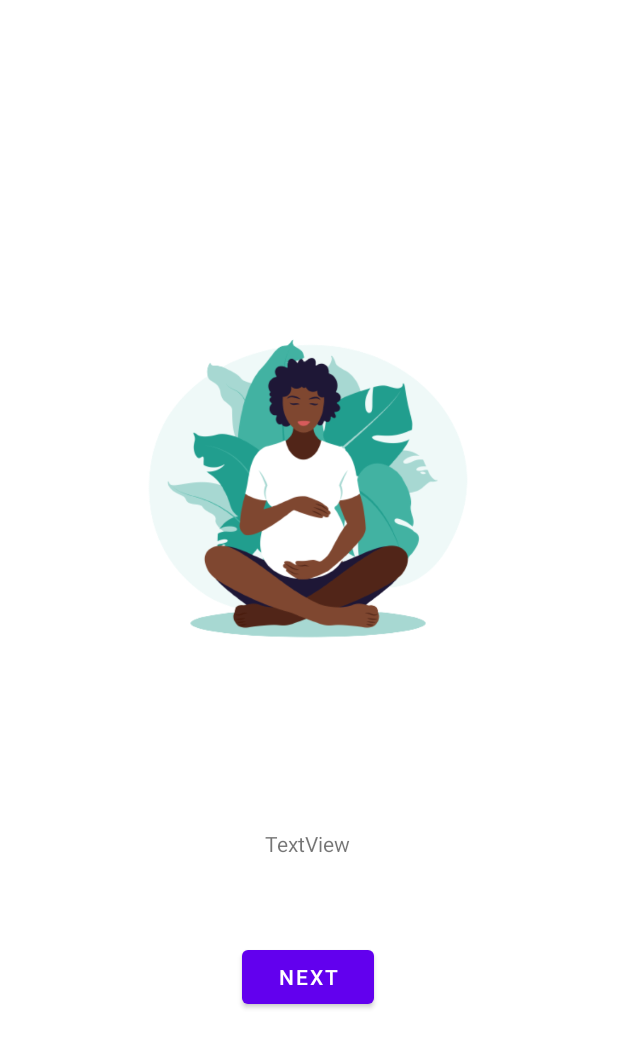
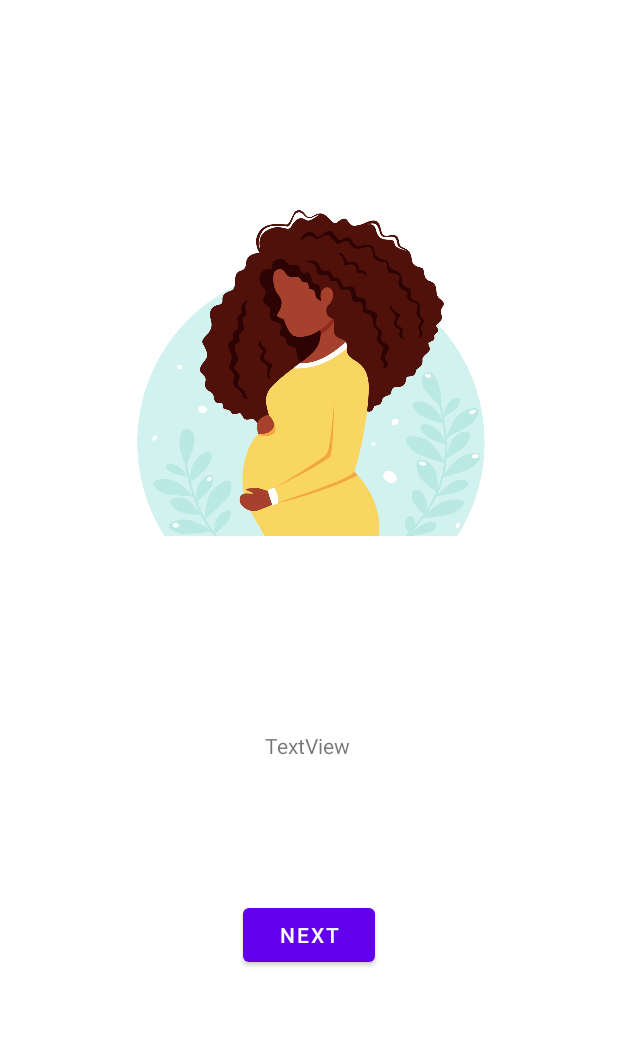
Before and after one commit to keyarafleece/PregnancyApp, an Android app: the screen it shows after launch (MainActivity), after a tap on "NEXT", on a phone screen of 412 x 824 dp. Shown: the top 1048 px of the screen. Run offline under Robolectric (Android 15) with nearby library versions, the phone set to English and light mode, and no system bars.

Commit message:
Added nav graph, created Kotlin files for each XML file, added logic for all onboarding screen buttons to connect, removed main activity from navigation and changed to container for navigation, created WelcomeFragment.kt to be the opening fragment.

```diff
--- a/app/src/main/java/com/example/pregnancy_app/MainActivity.kt
+++ b/app/src/main/java/com/example/pregnancy_app/MainActivity.kt
@@ -1,30 +1,11 @@
 package com.example.pregnancy_app
 
+import android.os.Bundle
 import androidx.appcompat.app.AppCompatActivity
-import android.os.Bundle
-import android.view.View
-import android.widget.Button
-import android.widget.Toast
 
 class MainActivity : AppCompatActivity() {
     override fun onCreate(savedInstanceState: Bundle?) {
         super.onCreate(savedInstanceState)
-
-        // Hide title bar
-        getSupportActionBar()?.hide()
-
         setContentView(R.layout.activity_main)
-        // Hide the status bar.
-        window.decorView.systemUiVisibility = View.SYSTEM_UI_FLAG_FULLSCREEN
-        // Remember that you should never show the action bar if the
-        // status bar is hidden, so hide that too if necessary.
-        actionBar?.hide()
-        // get reference to button
-        val btn_click_me = findViewById(R.id.button_activity_main) as Button
-        // set on-click listener
-        btn_click_me.setOnClickListener {
-            // code to perform when the user clicks on the button
-            Toast.makeText(this@MainActivity, "You clicked me.", Toast.LENGTH_SHORT).show()
-        }
     }
-    }
+}
--- /dev/null
+++ b/app/src/main/java/com/example/pregnancy_app/OnboardingOne.kt
@@ -0,0 +1,41 @@
+package com.example.pregnancy_app
+
+import android.os.Bundle
+import android.view.LayoutInflater
+import android.view.View
+import android.view.ViewGroup
+import android.widget.Button
+import androidx.fragment.app.Fragment
+import androidx.navigation.findNavController
+import androidx.navigation.fragment.findNavController
+
+class OnboardingOne: Fragment() {
+
+    override fun onCreateView(
+        inflater: LayoutInflater, container: ViewGroup?,
+        savedInstanceState: Bundle?
+    ): View? {
+        // Inflate the layout for this fragment
+        return inflater.inflate(R.layout.onboarding1_layout_resource_file, container, false)
+    }
+
+
+    override fun onViewCreated(view: View, savedInstanceState: Bundle?) {
+        super.onCreate(savedInstanceState)
+
+        view.findViewById<Button>(R.id.button_onboarding1).setOnClickListener { view ->
+            view.findNavController().navigate(R.id.action_onboardingOne_to_onboardingTwo)
+/*
+    override fun onViewCreated(view: View, savedInstanceState: Bundle?) {
+        super.onViewCreated(view, savedInstanceState)
+
+        view.findViewById<Button>(R.id.button_activity_main).setOnClickListener {
+            val profileToMainFeed =
+                ProfileFragmentDirections.actionProfileFragmentToMainFeedFragment()
+            findNavController().navigate(profileToMainFeed)
+        }
+
+ */
+        }
+    }
+}
--- /dev/null
+++ b/app/src/main/java/com/example/pregnancy_app/WelcomeFragment.kt
@@ -0,0 +1,44 @@
+package com.example.pregnancy_app
+
+import android.os.Bundle
+import androidx.fragment.app.Fragment
+import android.view.LayoutInflater
+import android.view.View
+import android.view.ViewGroup
+import android.widget.Button
+import androidx.navigation.findNavController
+
+
+
+
+class WelcomeFragment : Fragment() {
+
+
+    /* override fun onCreate(savedInstanceState: Bundle?) {
+        super.onCreate(savedInstanceState)
+        arguments?.let {
+
+        }
+    }
+
+     */
+
+    override fun onCreateView(
+        inflater: LayoutInflater, container: ViewGroup?,
+        savedInstanceState: Bundle?
+    ): View? {
+        // Inflate the layout for this fragment
+        return inflater.inflate(R.layout.fragment_welcome, container, false)
+    }
+
+    override fun onViewCreated(view: View, savedInstanceState: Bundle?) {
+        super.onCreate(savedInstanceState)
+
+        view.findViewById<Button>(R.id.button_activity_main).setOnClickListener { view ->
+            view.findNavController().navigate(R.id.action_welcomeFragment_to_onboardingOne)
+        }
+
+
+
+                }
+            }
--- a/app/src/main/res/layout/activity_main.xml
+++ b/app/src/main/res/layout/activity_main.xml
@@ -6,39 +6,16 @@
     android:layout_height="match_parent"
     tools:context=".MainActivity">
 
-    <ImageView
-        android:id="@+id/imageView"
-        android:layout_width="284dp"
-        android:layout_height="305dp"
-        app:layout_constraintBottom_toTopOf="@+id/textView"
-        app:layout_constraintEnd_toEndOf="parent"
-        app:layout_constraintHorizontal_bias="0.496"
-        app:layout_constraintStart_toStartOf="parent"
+    <fragment
+        android:id="@+id/nav_host_fragment"
+        android:name="androidx.navigation.fragment.NavHostFragment"
+        android:layout_width="0dp"
+        android:layout_height="0dp"
+        app:defaultNavHost="true"
+        app:layout_constraintBottom_toBottomOf="parent"
+        app:layout_constraintLeft_toLeftOf="parent"
+        app:layout_constraintRight_toRightOf="parent"
         app:layout_constraintTop_toTopOf="parent"
-        app:layout_constraintVertical_bias="0.72"
-        android:src="@drawable/pregnant_image_2" />
+        app:navGraph="@navigation/nav_graph"/>
 
-    <TextView
-        android:id="@+id/textView"
-        android:layout_width="wrap_content"
-        android:layout_height="wrap_content"
-        android:layout_marginBottom="252dp"
-        android:text="TextView"
-        app:layout_constraintBottom_toBottomOf="parent"
-        app:layout_constraintEnd_toEndOf="parent"
-        app:layout_constraintHorizontal_bias="0.498"
-        app:layout_constraintStart_toStartOf="parent" />
-
-    <Button
-        android:id="@+id/button_activity_main"
-        android:layout_width="wrap_content"
-        android:layout_height="wrap_content"
-        android:layout_marginBottom="108dp"
-        android:text="Next"
-        app:layout_constraintBottom_toBottomOf="parent"
-        app:layout_constraintEnd_toEndOf="parent"
-        app:layout_constraintHorizontal_bias="0.498"
-        app:layout_constraintStart_toStartOf="parent"
-        app:layout_constraintTop_toBottomOf="@+id/textView"
-        app:layout_constraintVertical_bias="0.574" />
 </androidx.constraintlayout.widget.ConstraintLayout>
--- a/app/src/main/res/layout/login_screen_fragment.xml
+++ b/app/src/main/res/layout/login_screen_fragment.xml
@@ -25,6 +25,7 @@
         app:layout_constraintBottom_toBottomOf="parent"
         app:layout_constraintEnd_toEndOf="parent"
         app:layout_constraintStart_toStartOf="parent"
-        app:layout_constraintTop_toBottomOf="@+id/imageView4" />
+        app:layout_constraintTop_toBottomOf="@+id/imageView4"
+        app:layout_constraintVertical_bias="0.85" />
 
 </androidx.constraintlayout.widget.ConstraintLayout>
--- a/app/src/main/res/layout/onboarding1_layout_resource_file.xml
+++ b/app/src/main/res/layout/onboarding1_layout_resource_file.xml
@@ -21,6 +21,8 @@
         android:layout_width="wrap_content"
         android:layout_height="wrap_content"
         android:text="TextView"
+        app:layout_constraintTop_toBottomOf="@+id/imageView3"
+        app:layout_constraintBottom_toTopOf="@+id/button_onboarding1"
         app:layout_constraintEnd_toEndOf="parent"
         app:layout_constraintHorizontal_bias="0.498"
         app:layout_constraintStart_toStartOf="parent"
--- /dev/null
+++ b/app/src/main/res/navigation/nav_graph.xml
@@ -0,0 +1,46 @@
+<?xml version="1.0" encoding="utf-8"?>
+<navigation xmlns:android="http://schemas.android.com/apk/res/android"
+    xmlns:app="http://schemas.android.com/apk/res-auto"
+    xmlns:tools="http://schemas.android.com/tools"
+    android:id="@+id/nav_graph"
+    app:startDestination="@id/welcomeFragment">
+
+    <fragment
+        android:id="@+id/onboardingOne"
+        android:name="com.example.pregnancy_app.OnboardingOne"
+        android:label="OnboardingOne" >
+        <action
+            android:id="@+id/action_onboardingOne_to_welcomeFragment"
+            app:destination="@id/welcomeFragment" />
+        <action
+            android:id="@+id/action_onboardingOne_to_onboardingTwo"
+            app:destination="@id/onboardingTwo" />
+    </fragment>
+    <fragment
+        android:id="@+id/welcomeFragment"
+        android:name="com.example.pregnancy_app.WelcomeFragment"
+        android:label="WelcomeFragment" >
+        <action
+            android:id="@+id/action_welcomeFragment_to_onboardingOne"
+            app:destination="@id/onboardingOne" />
+    </fragment>
+    <fragment
+        android:id="@+id/onboardingTwo"
+        android:name="com.example.pregnancy_app.OnboardingTwo"
+        android:label="OnboardingTwo" >
+        <action
+            android:id="@+id/action_onboardingTwo_to_loginScreen"
+            app:destination="@id/loginScreen" />
+        <action
+            android:id="@+id/action_onboardingTwo_to_onboardingOne"
+            app:destination="@id/onboardingOne" />
+    </fragment>
+    <fragment
+        android:id="@+id/loginScreen"
+        android:name="com.example.pregnancy_app.LoginScreen"
+        android:label="LoginScreen" >
+        <action
+            android:id="@+id/action_loginScreen_to_onboardingTwo"
+            app:destination="@id/onboardingTwo" />
+    </fragment>
+</navigation>
--- a/app/src/main/res/values-night/themes.xml
+++ b/app/src/main/res/values-night/themes.xml
@@ -1,6 +1,6 @@
 <resources xmlns:tools="http://schemas.android.com/tools">
     <!-- Base application theme. -->
-    <style name="Theme.Pregnancy_App" parent="Theme.MaterialComponents.DayNight.DarkActionBar">
+    <style name="Theme.Pregnancy_App" parent="Theme.MaterialComponents.DayNight.NoActionBar">
         <!-- Primary brand color. -->
         <item name="colorPrimary">@color/purple_200</item>
         <item name="colorPrimaryVariant">@color/purple_700</item>
--- a/app/src/main/res/values/strings.xml
+++ b/app/src/main/res/values/strings.xml
@@ -1,3 +1,5 @@
 <resources>
     <string name="app_name">Pregnancy_App</string>
+    <!-- TODO: Remove or change this placeholder text -->
+    <string name="hello_blank_fragment">Hello blank fragment</string>
 </resources>
--- a/app/src/main/res/values/themes.xml
+++ b/app/src/main/res/values/themes.xml
@@ -1,6 +1,6 @@
 <resources xmlns:tools="http://schemas.android.com/tools">
     <!-- Base application theme. -->
-    <style name="Theme.Pregnancy_App" parent="Theme.MaterialComponents.DayNight.DarkActionBar">
+    <style name="Theme.Pregnancy_App" parent="Theme.MaterialComponents.DayNight.NoActionBar">
         <!-- Primary brand color. -->
         <item name="colorPrimary">@color/purple_500</item>
         <item name="colorPrimaryVariant">@color/purple_700</item>
--- a/build.gradle
+++ b/build.gradle
@@ -7,6 +7,8 @@ buildscript {
     dependencies {
         classpath "com.android.tools.build:gradle:7.0.3"
         classpath "org.jetbrains.kotlin:kotlin-gradle-plugin:1.6.0"
+        // classpath added for navigation
+        classpath "androidx.navigation:navigation-safe-args-gradle-plugin:2.4.1"
 
         // NOTE: Do not place your application dependencies here; they belong
         // in the individual module build.gradle files
```
Also changed, not shown: app/build.gradle (+9 -0 lines), app/src/main/java/com/example/pregnancy_app/LoginScreen.kt (added, +19 -0 lines), app/src/main/java/com/example/pregnancy_app/OnboardingTwo.kt (added, +28 -0 lines), app/src/main/res/layout/fragment_welcome.xml (added, +46 -0 lines).
